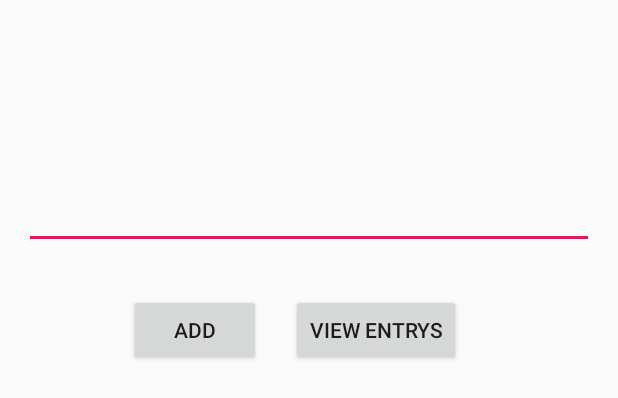
After one commit to Albert0011/MusicZone, an Android app: the layout add_view_layout.xml on its own in the app's theme, with its tools: preview values and no code run, on a phone screen of 412 x 824 dp. The commit adds this screen. Shown: the top 398 px of the screen. Run offline under Robolectric (Android 15) with nearby library versions, the phone set to English and light mode, and no system bars; Roboto replaces fonts that are not available here.

Commit message:
one small step towards freedom

```diff
--- a/app/build.gradle
+++ b/app/build.gradle
@@ -31,6 +31,7 @@ dependencies {
     implementation 'com.google.firebase:firebase-database'
     implementation platform('com.google.firebase:firebase-bom:26.0.0')
     implementation 'androidx.legacy:legacy-support-v4:1.0.0'
+    implementation 'com.google.firebase:firebase-storage:19.2.1'
 
 
     testImplementation 'junit:junit:4.12'
--- a/app/src/main/java/com/glitchstacks/musiczone/Entries/Login.java
+++ b/app/src/main/java/com/glitchstacks/musiczone/Entries/Login.java
@@ -15,6 +15,7 @@ import android.widget.Button;
 import android.widget.EditText;
 import android.widget.Toast;
 
+import com.glitchstacks.musiczone.Common.MainChat;
 import com.glitchstacks.musiczone.Common.MusicZoneStartUpScreen;
 import com.glitchstacks.musiczone.Common.RetailerDashboard;
 import com.glitchstacks.musiczone.R;
@@ -109,7 +110,7 @@ public class Login extends AppCompatActivity {
     private void checkUserExist() {
 
         FirebaseUser user = mAuth.getCurrentUser();
-        startActivity(new Intent(Login.this, RetailerDashboard.class));
+        startActivity(new Intent(Login.this, MainChat.class));
 //        if (mAuth.getCurrentUser() != null){
 //
 //            //Check the user's UID is in the database or not
--- /dev/null
+++ b/app/src/main/res/layout/add_view_layout.xml
@@ -0,0 +1,47 @@
+<?xml version="1.0" encoding="utf-8"?>
+
+<RelativeLayout xmlns:android="http://schemas.android.com/apk/res/android"
+    xmlns:tools="http://schemas.android.com/tools"
+    android:layout_width="match_parent"
+    android:layout_height="match_parent"
+    android:paddingBottom="@dimen/activity_vertical_margin"
+    android:paddingLeft="@dimen/activity_horizontal_margin"
+    android:paddingRight="@dimen/activity_horizontal_margin"
+    android:paddingTop="@dimen/activity_vertical_margin"
+    tools:context=".Common.AddView">
+    //masih ga jelas
+    <RelativeLayout
+        android:layout_width="wrap_content"
+        android:layout_height="wrap_content"
+        android:id="@+id/relativeLayout1">
+        <EditText
+            android:layout_marginTop="100dp"
+            android:textAlignment="center"
+            android:layout_width="match_parent"
+            android:layout_height="50dp"
+            android:id="@+id/editText"/>
+    </RelativeLayout>
+
+    <RelativeLayout
+        android:layout_marginTop="30dp"
+        android:layout_below="@+id/relativeLayout1"
+        android:layout_width="match_parent"
+        android:layout_height="wrap_content">
+
+        <Button
+            android:layout_marginLeft="70dp"
+            android:layout_width="wrap_content"
+            android:layout_height="wrap_content"
+            android:id="@+id/btnAdd"
+            android:text="Add"/>
+        <Button
+            android:layout_marginLeft="20dp"
+            android:layout_width="wrap_content"
+            android:layout_height="wrap_content"
+            android:id="@+id/btnView"
+            android:text="View Entrys"
+            android:layout_toRightOf="@+id/btnAdd"/>
+
+    </RelativeLayout>
+
+</RelativeLayout>
--- a/app/src/main/res/layout/fragment_chat_dashboard.xml
+++ b/app/src/main/res/layout/fragment_chat_dashboard.xml
@@ -33,6 +33,8 @@
         // Scrollable Body
 
 
+
+
     </ScrollView>
 
 </LinearLayout>
```
Also changed, not shown: app/src/main/java/com/glitchstacks/musiczone/Common/AddView.java (added, +68 -0 lines), app/src/main/java/com/glitchstacks/musiczone/Common/MainChat.java (added, +137 -0 lines), app/src/main/java/com/glitchstacks/musiczone/Common/ViewListContents.java (added, +45 -0 lines), app/src/main/java/com/glitchstacks/musiczone/Common/chatroom.java (added, +105 -0 lines), app/src/main/java/com/glitchstacks/musiczone/HelperClasses/ExplorePageAdapter/DatabaseHelper.java (added, +53 -0 lines), app/src/main/res/layout/activity_chatroom.xml (added, +55 -0 lines), app/src/main/res/layout/main_chat.xml (added, +43 -0 lines), app/src/main/res/layout/viewlistcontent_layout.xml (added, +10 -0 lines), app/src/main/res/drawable/ic_add_black_24dp.png (added), app/src/main/res/drawable/ic_send_black_24dp.png (added).
